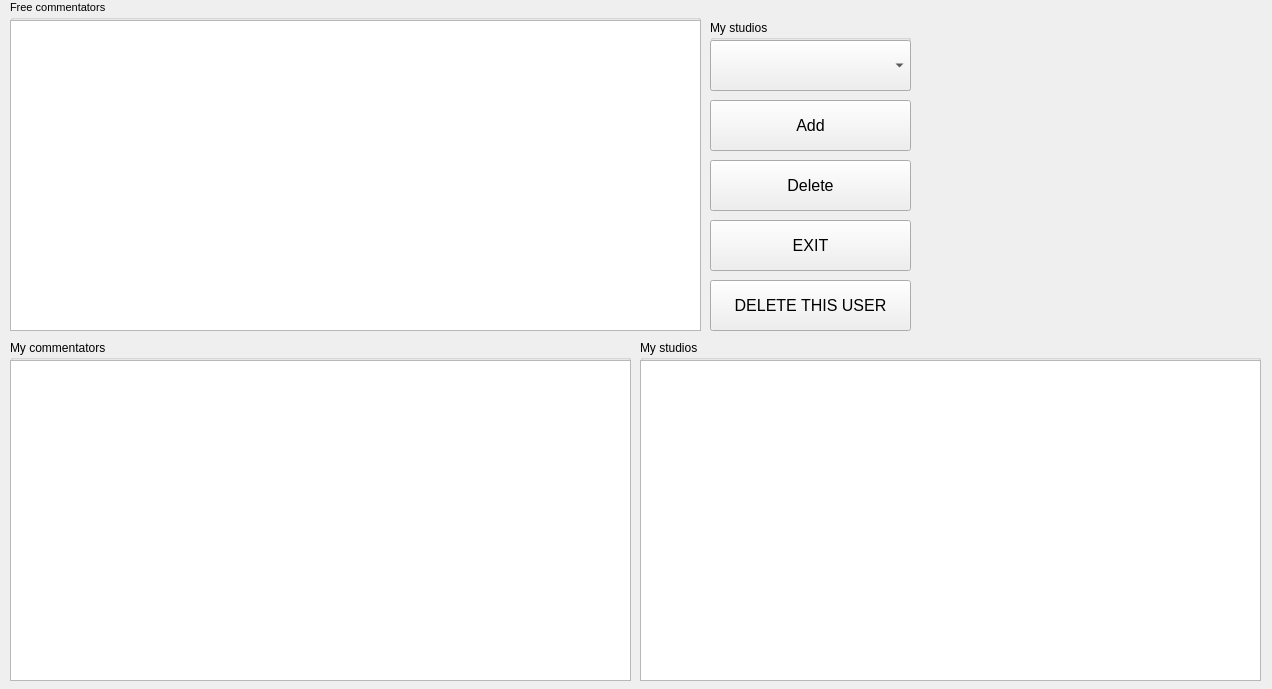
The window that DataBaseCybersport/StudioWindow.ui (Inlucker/DataBaseCybersport) describes before a commit, drawn with Qt 5.
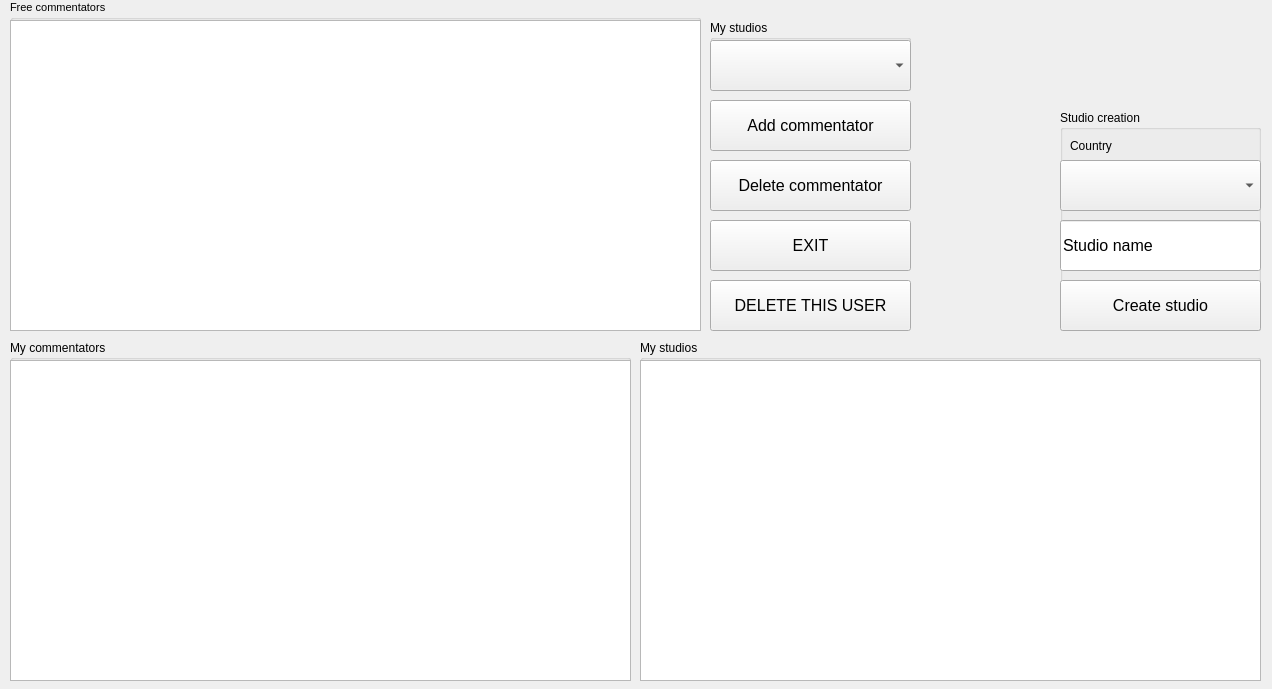
The same window after the commit.

Commit message: added studio creation

Diff of the .ui file:
```diff
--- a/DataBaseCybersport/StudioWindow.ui
+++ b/DataBaseCybersport/StudioWindow.ui
@@ -28,7 +28,7 @@
     </font>
    </property>
    <property name="text">
-    <string>Delete</string>
+    <string>Delete commentator</string>
    </property>
   </widget>
   <widget class="QPushButton" name="exit_btn">
@@ -64,7 +64,7 @@
     </font>
    </property>
    <property name="text">
-    <string>Add</string>
+    <string>Add commentator</string>
    </property>
   </widget>
   <widget class="QGroupBox" name="groupBox_3">
@@ -187,6 +187,83 @@
     </item>
    </widget>
   </widget>
+  <widget class="QGroupBox" name="groupBox_5">
+   <property name="geometry">
+    <rect>
+     <x>1060</x>
+     <y>110</y>
+     <width>201</width>
+     <height>221</height>
+    </rect>
+   </property>
+   <property name="title">
+    <string>Studio creation</string>
+   </property>
+   <widget class="QComboBox" name="countries_comboBox">
+    <property name="geometry">
+     <rect>
+      <x>0</x>
+      <y>50</y>
+      <width>201</width>
+      <height>51</height>
+     </rect>
+    </property>
+    <property name="font">
+     <font>
+      <pointsize>12</pointsize>
+     </font>
+    </property>
+   </widget>
+   <widget class="QPushButton" name="create_studio_btn">
+    <property name="geometry">
+     <rect>
+      <x>0</x>
+      <y>170</y>
+      <width>201</width>
+      <height>51</height>
+     </rect>
+    </property>
+    <property name="font">
+     <font>
+      <pointsize>12</pointsize>
+     </font>
+    </property>
+    <property name="text">
+     <string>Create studio</string>
+    </property>
+   </widget>
+   <widget class="QLineEdit" name="studio_name_lineEdit">
+    <property name="geometry">
+     <rect>
+      <x>0</x>
+      <y>110</y>
+      <width>201</width>
+      <height>51</height>
+     </rect>
+    </property>
+    <property name="font">
+     <font>
+      <pointsize>12</pointsize>
+     </font>
+    </property>
+    <property name="text">
+     <string>Studio name</string>
+    </property>
+   </widget>
+   <widget class="QLabel" name="label">
+    <property name="geometry">
+     <rect>
+      <x>10</x>
+      <y>20</y>
+      <width>181</width>
+      <height>31</height>
+     </rect>
+    </property>
+    <property name="text">
+     <string>Country</string>
+    </property>
+   </widget>
+  </widget>
  </widget>
  <resources/>
  <connections/>
```
The commit also changes 10 other files.
